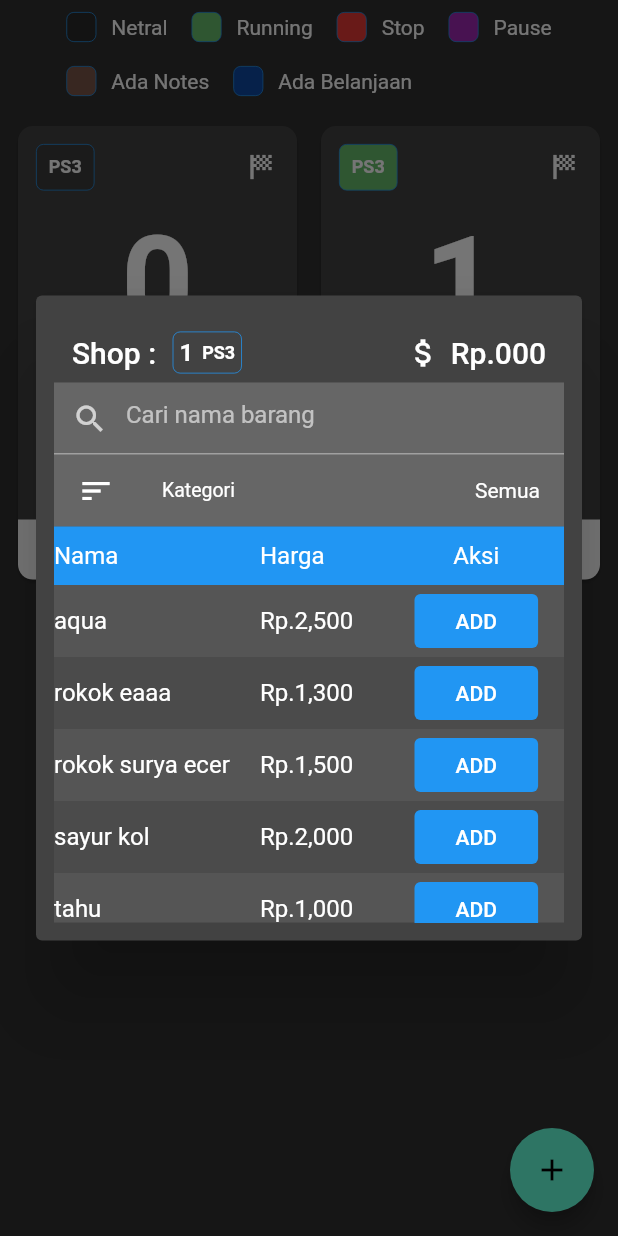
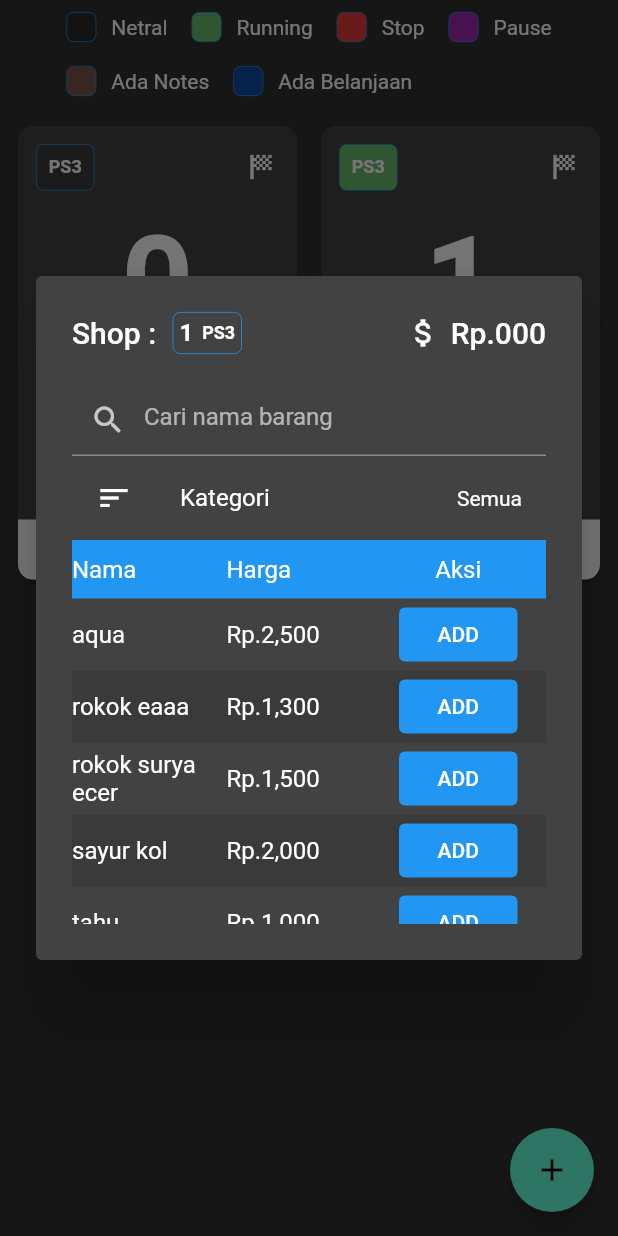
Before and after one commit to septiandjamari/flutter_loca_game, a Flutter app: the HalamanUtamaBilling screen opened directly, after a tap on the "local mall" icon, on a phone screen of 412 x 824 dp. Run offline on Flutter 3.47's test engine with Material 2 defaults, Android fonts, the light colour scheme and no system bars; our stand-ins replace flutter_bloc, flutter_switch, random_string, shared_preferences; missing offline and left inert: linked_scroll_controller; accounts and stored records are empty; network calls fail.

Commit message:
menghapus semua padding dialog

```diff
--- a/lib/autentikasi/auth_service.dart
+++ b/lib/autentikasi/auth_service.dart
@@ -12,8 +12,8 @@ class AuthService {
   static String spUser = "spUser";
 
   // static String url = "http://192.168.0.150:5000"; // wifi kak raf
-  static String url = "http://192.168.43.115:5000"; // wifi hp laptop
-  // static String url = "http://192.168.43.9:5000"; // wifi hp komputer
+  // static String url = "http://192.168.43.115:5000"; // wifi hp laptop
+  static String url = "http://192.168.43.9:5000"; // wifi hp komputer
 
   static Future<http.Response> login({required String username, required String password}) async {
     http.Response response = await http.post(
--- a/lib/ui/1. toko/halaman_utama_toko.dart
+++ b/lib/ui/1. toko/halaman_utama_toko.dart
@@ -119,7 +119,6 @@ class _HalamanUtamaTokoState extends State<HalamanUtamaToko> {
                     child: Container(
                       width: MediaQuery.of(context).size.width * 0.475,
                       child: ListTile(
-                        tileColor: Colors.white10,
                         leading: Icon(Icons.sort),
                         title: Text("Kategori"),
                         subtitle: Text("kucing", overflow: TextOverflow.ellipsis),
@@ -133,7 +132,6 @@ class _HalamanUtamaTokoState extends State<HalamanUtamaToko> {
                     child: Container(
                       width: MediaQuery.of(context).size.width * 0.475,
                       child: ListTile(
-                        tileColor: Colors.white10,
                         leading: Icon(Icons.sort),
                         title: Text("Level Harga"),
                         subtitle: Text("kucing", overflow: TextOverflow.ellipsis),
--- a/lib/ui/2. billing/2. halaman_utama_billing.dart
+++ b/lib/ui/2. billing/2. halaman_utama_billing.dart
@@ -185,10 +185,8 @@ class _HalamanUtamaBillingState extends State<HalamanUtamaBilling> {
           mainAxisSize: MainAxisSize.max,
           children: [Text("Note untuk : "), SizedBox(width: 6), mejaBadge(index)],
         ),
-        contentPadding: EdgeInsets.fromLTRB(12, 12, 12, 0),
         content: SingleChildScrollView(
           child: Container(
-            color: Colors.white10,
             width: MediaQuery.of(context).size.width,
             constraints: BoxConstraints(minHeight: 200, maxHeight: 360),
             child: Column(
--- a/lib/ui/2. billing/dialog/dialog_pembayaran.dart
+++ b/lib/ui/2. billing/dialog/dialog_pembayaran.dart
@@ -108,9 +108,7 @@ class _DialogPembayaranState extends State<DialogPembayaran> {
         return StatefulBuilder(builder: (BuildContext context, StateSetter setState) {
           return AlertDialog(
             title: Text("Kirim Pesan"),
-            contentPadding: EdgeInsets.fromLTRB(12, 12, 12, 0),
             content: Container(
-              color: Colors.white10,
               padding: EdgeInsets.all(12),
               child: Column(
                 crossAxisAlignment: CrossAxisAlignment.start,
@@ -151,11 +149,8 @@ class _DialogPembayaranState extends State<DialogPembayaran> {
         mainAxisSize: MainAxisSize.max,
         children: [Text("Pembayaran meja : "), SizedBox(width: 6), mejaBadge(widget.index)],
       ),
-      contentPadding: EdgeInsets.fromLTRB(12, 12, 12, 0),
       content: SingleChildScrollView(
         child: Container(
-          padding: EdgeInsets.all(10),
-          color: Colors.white10,
           width: MediaQuery.of(context).size.width,
           child: Column(
             crossAxisAlignment: CrossAxisAlignment.start,
--- a/lib/ui/2. billing/dialog/dialog_shop.dart
+++ b/lib/ui/2. billing/dialog/dialog_shop.dart
@@ -94,11 +94,7 @@ class _DialogShopState extends State<DialogShop> {
         return StatefulBuilder(builder: (BuildContext context, StateSetter setState) {
           return AlertDialog(
             title: Text("Beli $namaBarang"),
-            contentPadding: EdgeInsets.fromLTRB(12, 12, 12, 0),
-            content: Container(
-              color: Colors.white10,
-              padding: EdgeInsets.all(12),
-              child: Column(
+            content: Column(
               crossAxisAlignment: CrossAxisAlignment.start,
               mainAxisSize: MainAxisSize.min,
               children: [
@@ -110,7 +106,6 @@ class _DialogShopState extends State<DialogShop> {
                   decoration: InputDecoration(hintText: "0"),
                 )
               ],
-              ),
             ),
             actions: [
               TextButton(
@@ -142,9 +137,9 @@ class _DialogShopState extends State<DialogShop> {
             _dialogKategoriBarangStateSetter = setState;
             return AlertDialog(
               title: Text("Pilih Kategori Barang"),
-              contentPadding: EdgeInsets.fromLTRB(12, 12, 12, 0),
               content: Container(
-                color: Colors.white10,
+                constraints: BoxConstraints(maxHeight: 200),
+                child: SingleChildScrollView(
                   child: Column(
                     mainAxisSize: MainAxisSize.min,
                     children: objekGlobal.ListObjectGlobal.listRadioKategori
@@ -161,6 +156,7 @@ class _DialogShopState extends State<DialogShop> {
                           ),
                         )
                         .toList(),
+                  ),
                 ),
               ),
               actions: [
@@ -203,9 +199,7 @@ class _DialogShopState extends State<DialogShop> {
           Row(children: [Icon(Icons.attach_money_outlined), SizedBox(width: 6), Text("Rp.000")])
         ],
       ),
-      contentPadding: EdgeInsets.fromLTRB(12, 6, 12, 12),
       content: Container(
-        color: Colors.white10,
         width: MediaQuery.of(context).size.width,
         constraints: BoxConstraints(minHeight: 200, maxHeight: 360),
         child: Column(
@@ -213,7 +207,6 @@ class _DialogShopState extends State<DialogShop> {
           mainAxisSize: MainAxisSize.min,
           children: [
             Container(
-              color: Colors.white10,
               child: TextFormField(
                 decoration: InputDecoration(
                   prefixIcon: Icon(Icons.search),
@@ -222,7 +215,6 @@ class _DialogShopState extends State<DialogShop> {
               ),
             ),
             ListTile(
-              tileColor: Colors.white10,
               leading: Icon(
                 Icons.sort,
               ),
@@ -231,16 +223,15 @@ class _DialogShopState extends State<DialogShop> {
               onTap: () {
                 dialogKategoriBarang(context);
               },
-              dense: true,
             ),
             Container(
               padding: EdgeInsets.symmetric(vertical: 10),
               color: Colors.blue,
               child: Row(
                 children: [
-                  Container(width: MediaQuery.of(context).size.width / 3, child: Text("Nama")),
+                  Container(width: MediaQuery.of(context).size.width / 4, child: Text("Nama")),
                   Container(width: MediaQuery.of(context).size.width / 4, child: Text("Harga")),
-                  Container(width: MediaQuery.of(context).size.width / 5, child: Center(child: Text("Aksi"))),
+                  Container(width: MediaQuery.of(context).size.width / 4, child: Center(child: Text("Aksi"))),
                 ],
               ),
             ),
@@ -254,10 +245,11 @@ class _DialogShopState extends State<DialogShop> {
                             color: e.index % 2 == 0 ? Colors.transparent : Colors.black12,
                             child: Row(
                               children: [
-                                Container(width: MediaQuery.of(context).size.width / 3, child: Text(e.nama)),
+                                Container(width: MediaQuery.of(context).size.width / 4, child: Text(e.nama)),
                                 Container(width: MediaQuery.of(context).size.width / 4, child: Text(e.harga)),
                                 Container(
-                                  width: MediaQuery.of(context).size.width / 5,
+                                  width: MediaQuery.of(context).size.width / 4,
+                                  padding: EdgeInsets.symmetric(horizontal: 12),
                                   child: TextButton(
                                     style: TextButton.styleFrom(
                                       primary: Colors.white,
```
Also changed, not shown: lib/ui/5. Pengaturan/dialog&halaman/1.dialog_aset_playstation.dart (+2 -10 lines), lib/ui/5. Pengaturan/dialog&halaman/2.halaman_daftar_dagangan.dart (+6 -6 lines), lib/ui/5. Pengaturan/dialog&halaman/3.halaman_daftar_harga_paket_ps.dart (+2 -11 lines), lib/ui/5. Pengaturan/dialog&halaman/4.dialog_daftar_operator.dart (+0 -7 lines), lib/ui/5. Pengaturan/dialog&halaman/5.dialog_setting_point.dart (+1 -9 lines), lib/ui/5. Pengaturan/dialog&halaman/6.dialog_setting_voucher.dart (+2 -13 lines). Lines whose indentation alone changed are shown as unchanged.
